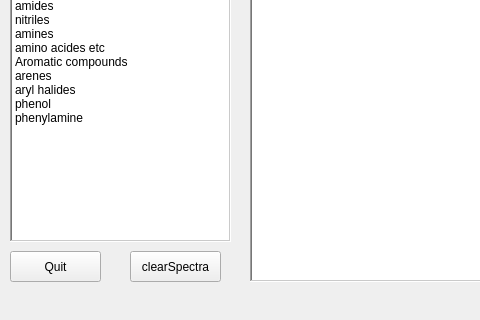
btw-ILTG/ramanSpectrometer, file software/raspberryPi/mainwindow.ui: the form before one commit; both pictures show x 0 to 480 and y 405 to 725 of the 1140 by 725 pixel window.
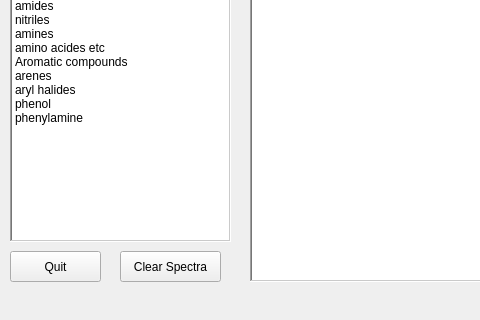
The form after the commit.

The edit to the form file:
```diff
--- a/software/raspberryPi/mainwindow.ui
+++ b/software/raspberryPi/mainwindow.ui
@@ -662,14 +662,14 @@
    <widget class="QPushButton" name="clearSpectra_btn">
     <property name="geometry">
      <rect>
-      <x>130</x>
+      <x>120</x>
       <y>620</y>
-      <width>91</width>
+      <width>101</width>
       <height>31</height>
      </rect>
     </property>
     <property name="text">
-     <string>clearSpectra</string>
+     <string>Clear Spectra</string>
     </property>
    </widget>
    <zorder>frame</zorder>
```
